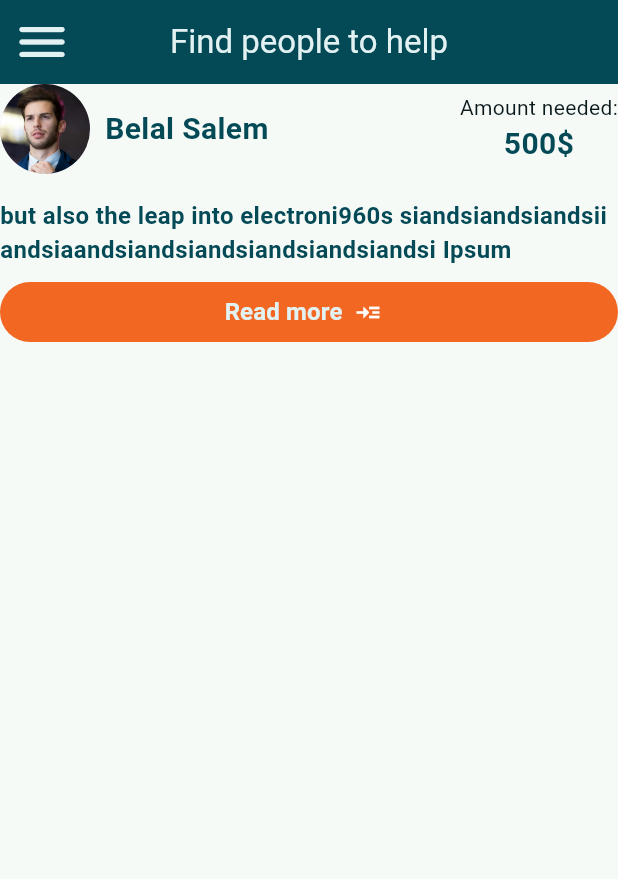
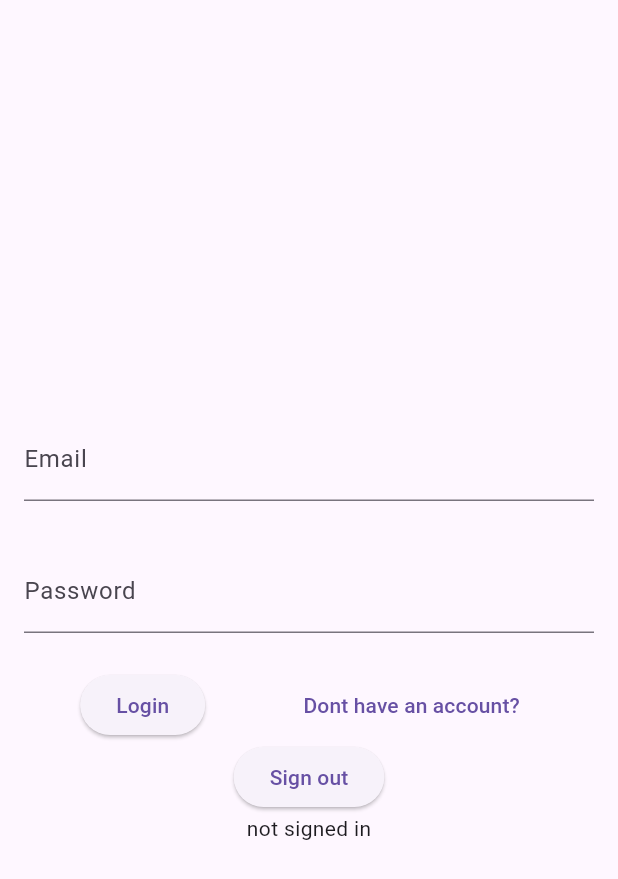
Before and after one commit to TheBombh2/chairty_platform, a Flutter app: the screen it shows after launch, on a phone screen of 412 x 824 dp. Shown: the top 879 px of the screen. Run offline on Flutter 3.47's test engine with Material 3 defaults, Android fonts, the phone set to English and light mode, and no system bars; our stand-ins replace firebase_auth, firebase_core, google_fonts, google_maps_flutter, hexcolor; missing offline and left inert: dart:ffi, neon_widgets; accounts and stored records are empty; generated files the repository leaves out were written again.

Commit message:
basic sign-in $ sign-up & sign-out implemented

```diff
--- /dev/null
+++ b/lib/Firebase/auth_interface.dart
@@ -0,0 +1,38 @@
+import 'dart:ffi';
+
+import 'package:firebase_auth/firebase_auth.dart';
+
+class AuthInterface {
+  static AuthInterface? _authInterface;
+  AuthInterface._internal();
+  factory AuthInterface() {
+    return _authInterface ?? AuthInterface._internal();
+  }
+  static final firebaseInstance = FirebaseAuth.instance;
+
+  static User? getCurrentUser() {
+    return firebaseInstance.currentUser;
+  }
+
+  static Future<String> authinticateWithEmailAndPassword(
+      String email, String password, bool isLogin) async {
+    try {
+      if (isLogin) {
+        await firebaseInstance.signInWithEmailAndPassword(
+            email: email, password: password);
+
+        return 'Sign in Successful';
+      } else {
+        await firebaseInstance.createUserWithEmailAndPassword(
+            email: email, password: password);
+        return 'Sign up Successful';
+      }
+    } on FirebaseAuthException catch (error) {
+      return error.message ?? 'Something went wrong.';
+    }
+  }
+
+  static Future<void> signOut() async {
+    return await firebaseInstance.signOut();
+  }
+}
--- a/lib/main.dart
+++ b/lib/main.dart
@@ -1,3 +1,4 @@
+import 'package:chairty_platform/screens/auth_screen.dart';
 import 'package:chairty_platform/screens/donator_home_screen.dart';
 import 'package:chairty_platform/screens/patient_request_form.dart';
 import 'package:flutter/material.dart';
@@ -19,7 +20,7 @@ class MyApp extends StatelessWidget {
   Widget build(BuildContext context) {
     return const MaterialApp(
       debugShowCheckedModeBanner: false,
-      home: DonatorHomeScreen(),
+      home: AuthScreen(),
     );
   }
 }
--- /dev/null
+++ b/lib/screens/auth_screen.dart
@@ -0,0 +1,127 @@
+import 'package:chairty_platform/Firebase/auth_interface.dart';
+import 'package:chairty_platform/screens/register_screen.dart';
+import 'package:flutter/material.dart';
+
+class AuthScreen extends StatefulWidget {
+  const AuthScreen({super.key});
+
+  @override
+  State<AuthScreen> createState() => _AuthScreenState();
+}
+
+class _AuthScreenState extends State<AuthScreen> {
+  final _formKey = GlobalKey<FormState>();
+  String _enteredEmail = '';
+  String _enteredPassword = '';
+  var _isAuthenticating = false;
+
+  void _submit() async {
+    final isValid = _formKey.currentState!.validate();
+    if (!isValid) {
+      return;
+    }
+    _formKey.currentState!.save();
+    setState(() {
+      _isAuthenticating = true;
+    });
+    final message = await AuthInterface.authinticateWithEmailAndPassword(
+        _enteredEmail, _enteredPassword, true);
+    ScaffoldMessenger.of(context).clearSnackBars();
+    ScaffoldMessenger.of(context).showSnackBar(
+      SnackBar(
+        content: Text(
+          message,
+        ),
+      ),
+    );
+    setState(() {
+      _isAuthenticating = false;
+    });
+  }
+
+  @override
+  Widget build(BuildContext context) {
+    return Scaffold(
+      body: Center(
+        child: SingleChildScrollView(
+          child: Form(
+            key: _formKey,
+            child: Column(
+              children: [
+                Padding(
+                  padding: const EdgeInsets.all(16),
+                  child: TextFormField(
+                    decoration: const InputDecoration(
+                      labelText: 'Email',
+                    ),
+                    validator: (value) {
+                      if (value == null || value.isEmpty) {
+                        return 'Enter a valid email';
+                      }
+                      return null;
+                    },
+                    onSaved: (newValue) {
+                      _enteredEmail = newValue!;
+                    },
+                  ),
+                ),
+                Padding(
+                  padding: const EdgeInsets.all(16.0),
+                  child: TextFormField(
+                    decoration: const InputDecoration(
+                      labelText: 'Password',
+                    ),
+                    validator: (value) {
+                      if (value == null || value.isEmpty || value.length < 6) {
+                        return 'Enter a valid password';
+                      }
+                      return null;
+                    },
+                    onSaved: (newValue) {
+                      _enteredPassword = newValue!;
+                    },
+                  ),
+                ),
+                const SizedBox(
+                  height: 8,
+                ),
+                Row(
+                  mainAxisAlignment: MainAxisAlignment.spaceEvenly,
+                  children: [
+                    if (_isAuthenticating)
+                      const CircularProgressIndicator()
+                    else
+                      ElevatedButton(onPressed: _submit, child: Text('Login')),
+                    TextButton(
+                        onPressed: () {
+                          Navigator.of(context).push(
+                            MaterialPageRoute(
+                              builder: (ctx) => RegisterScreen(),
+                            ),
+                          );
+                        },
+                        child: Text('Dont have an account?'))
+                  ],
+                ),
+                const ElevatedButton(
+                  onPressed: AuthInterface.signOut,
+                  child: Text(
+                    'Sign out',
+                  ),
+                ),
+                StreamBuilder(
+                    stream: AuthInterface.firebaseInstance.authStateChanges(),
+                    builder: (ctx, snapshot) {
+                      if (snapshot.hasData) {
+                        return Text(snapshot.data!.uid);
+                      }
+                      return const Text("not signed in");
+                    })
+              ],
+            ),
+          ),
+        ),
+      ),
+    );
+  }
+}
--- a/pubspec.yaml
+++ b/pubspec.yaml
@@ -43,6 +43,7 @@ dependencies:
   hexcolor: ^3.0.1
   intl: ^0.18.1
   firebase_core: ^3.6.0
+  firebase_auth: ^5.3.1
 
 
 dev_dependencies:
```
Also changed, not shown: lib/screens/register_screen.dart (added, +78 -0 lines), pubspec.lock, 3 other files.
